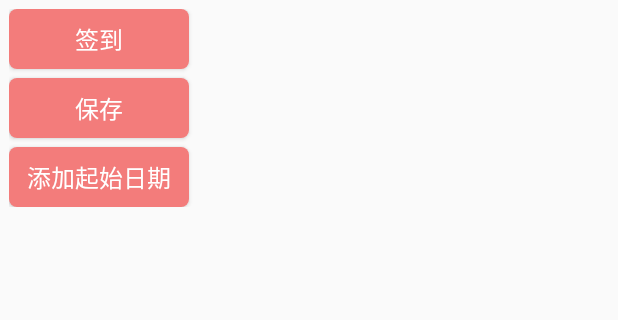
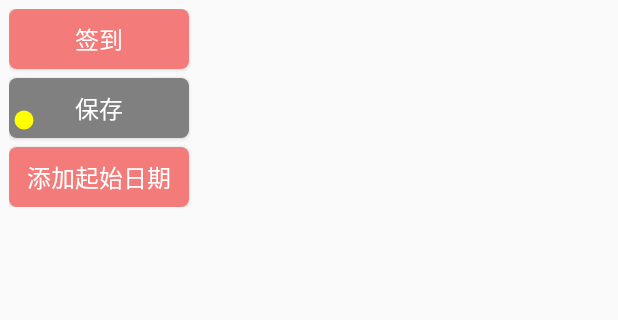
Before and after one commit to tongbie/A10, an Android app: the HomeFragment screen opened directly, with no data from a screen before it, after a tap on "保存", on a phone screen of 412 x 824 dp, the part 84-404 px from its top. Run offline under Robolectric (Android 15) with nearby library versions, the phone set to English and light mode, and no system bars; libraries missing offline, so code that uses them is left out: cn.aigestudio.datepicker, cn.bmob.v3, com.ashokvarma.bottomnavigation; plain views replace BottomNavigationBar, DatePicker; 17 statements that could not run were skipped; 1 other tap on this screen came first.

Commit message:
2018/3/3

```diff
--- a/app/src/main/java/com/example/a10/Fragments/Home/HomeFragment.java
+++ b/app/src/main/java/com/example/a10/Fragments/Home/HomeFragment.java
@@ -28,6 +28,7 @@ import android.widget.TextView;
 import android.widget.Toast;
 
 import com.example.a10.Login.LoginActivity;
+import com.example.a10.MyView.MyButton;
 import com.example.a10.R;
 import com.example.a10.ToolClass;
 
@@ -185,6 +186,7 @@ public class HomeFragment extends Fragment implements View.OnClickListener {
                 showMenuButton();
                 break;
             case R.id.save:
+                ((MyButton)view.findViewById(R.id.save)).setLoading(true);
                 save();
             case R.id.sign:
 //                SimpleDateFormat sdf = new SimpleDateFormat("yyyy-MM");
@@ -221,6 +223,7 @@ public class HomeFragment extends Fragment implements View.OnClickListener {
                         public void done(BmobException e) {
                             if (e == null) {
                                 Toast.makeText(getContext(), "保存成功", Toast.LENGTH_SHORT).show();
+                                ((MyButton)view.findViewById(R.id.save)).setLoading(false);
                             } else {
                                 Toast.makeText(getContext(), e.getMessage(), Toast.LENGTH_SHORT).show();
                             }
--- /dev/null
+++ b/app/src/main/java/com/example/a10/MyView/MyButton.java
@@ -0,0 +1,124 @@
+package com.example.a10.MyView;
+
+import android.content.Context;
+import android.graphics.Canvas;
+import android.graphics.Color;
+import android.graphics.Paint;
+import android.graphics.drawable.Drawable;
+import android.util.AttributeSet;
+import android.widget.Button;
+
+import com.example.a10.R;
+import com.example.a10.ToolClass;
+
+/**
+ * Created by BieTong on 2018/3/3.
+ * 用以实现网络延时按钮功能
+ * 点击后setLoading()可变成灰色且不可点击
+ * 然后有小球的弹跳动画
+ * 性能堪忧
+ */
+
+public class MyButton extends android.support.v7.widget.AppCompatButton {
+    private Drawable background;
+    private Paint paint;
+    private float currentX;
+    private float currentY;
+    private float width;
+    private float height;
+    private float positionX;
+    private float positionY;
+    private boolean isFirstMeasure=true;
+    private boolean isDraw=false;
+    private boolean isLeft=false;
+    private boolean isUp=false;
+
+
+    public MyButton(Context context) {
+        super(context);
+        saveBackground();
+        init();
+    }
+
+    public MyButton(Context context, AttributeSet attrs) {
+        super(context, attrs);
+        saveBackground();
+        init();
+    }
+
+    public MyButton(Context context, AttributeSet attrs, int defStyleAttr) {
+        super(context, attrs, defStyleAttr);
+        saveBackground();
+        init();
+    }
+
+    private void init(){
+        paint=new Paint();
+        paint.setAntiAlias(true);
+        paint.setColor(Color.YELLOW);
+    }
+
+    private void saveBackground(){
+        this.background=this.getBackground();
+    }
+
+    public void setLoading(boolean isLoading){
+        if(isLoading) {
+            this.setClickable(false);
+            this.setBackground(getResources().getDrawable(R.drawable.pressedbutton));
+            isDraw=true;
+            invalidate();
+        }else {
+            this.setClickable(true);
+            this.setBackground(this.background);
+            isDraw=false;
+        }
+    }
+
+    @Override
+    protected void onDraw(Canvas canvas) {
+        super.onDraw(canvas);
+        if(!isDraw){
+            return;
+        }
+        canvas.drawCircle(currentX,currentY,ToolClass.dp(6),paint);
+        if(isLeft){
+            currentX-=5;
+            if(currentX<positionX){
+                isLeft=false;
+            }
+        }else {
+            currentX+=5;
+            if(currentX>positionX+width){
+                isLeft=true;
+            }
+        }
+        if(isUp){
+            currentY-=4;
+            if(currentY<positionY){
+                isUp=false;
+            }
+        }else {
+            currentY+=4;
+            if(currentY>positionY+height){
+                isUp=true;
+            }
+        }
+        invalidate();
+    }
+
+    @Override
+    protected void onMeasure(int widthMeasureSpec, int heightMeasureSpec) {
+        super.onMeasure(widthMeasureSpec, heightMeasureSpec);
+        if(!isFirstMeasure){
+            return;
+        }
+        width=getMeasuredWidth();
+        height=getMeasuredHeight();
+        positionX=getX();
+        positionY=getY();
+        currentX=positionX;
+        currentY=positionY+this.getMeasuredHeight()/2;
+        isFirstMeasure=false;
+    }
+}
--- a/app/src/main/java/com/example/a10/MyView/SlipBack.java
+++ b/app/src/main/java/com/example/a10/MyView/SlipBack.java
@@ -11,6 +11,8 @@ import com.example.a10.R;
 /**
  * Created by BieTong on 2018/1/18.
  * 右滑退出
+ * 使用时只需在对应Activity或Fragment中实例化一个对象
+ * 对于被强制拦截滑动事件的控件，可调用setStartY()设置作用范围
  */
 
 public class SlipBack extends FrameLayout {
--- a/app/src/main/res/drawable/button.xml
+++ b/app/src/main/res/drawable/button.xml
@@ -9,7 +9,7 @@
     <item android:state_pressed="true" >
         <shape>
             <corners android:radius="5dp" />
-            <solid android:color="#c67a7a"/>
+            <solid android:color="#808080"/>
         </shape>
     </item>
 </selector>
--- /dev/null
+++ b/app/src/main/res/drawable/pressedbutton.xml
@@ -0,0 +1,5 @@
+<?xml version="1.0" encoding="utf-8"?>
+<shape xmlns:android="http://schemas.android.com/apk/res/android">
+    <corners android:radius="5dp" />
+    <solid android:color="#808080"/>
+</shape>
--- a/app/src/main/res/layout/fragment_home.xml
+++ b/app/src/main/res/layout/fragment_home.xml
@@ -52,7 +52,7 @@
             android:textColor="#ffffff"
             android:textSize="16dp" />
 
-        <Button
+        <com.example.a10.MyView.MyButton
             android:id="@+id/save"
             android:layout_width="120dp"
             android:layout_height="40dp"
```
